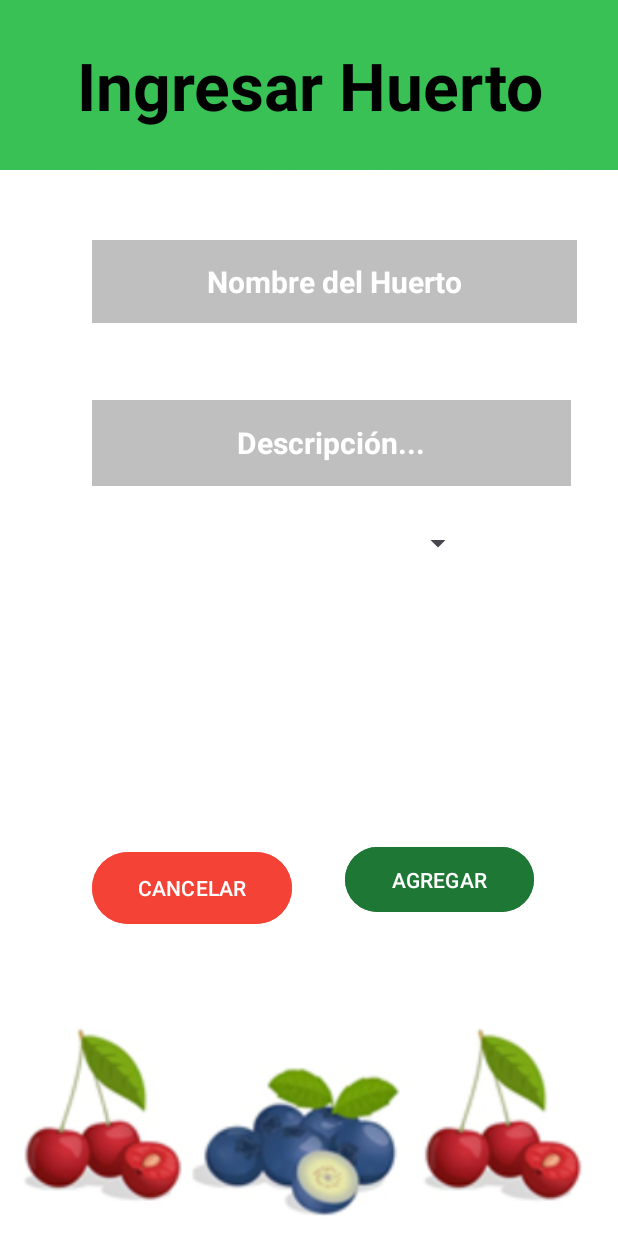
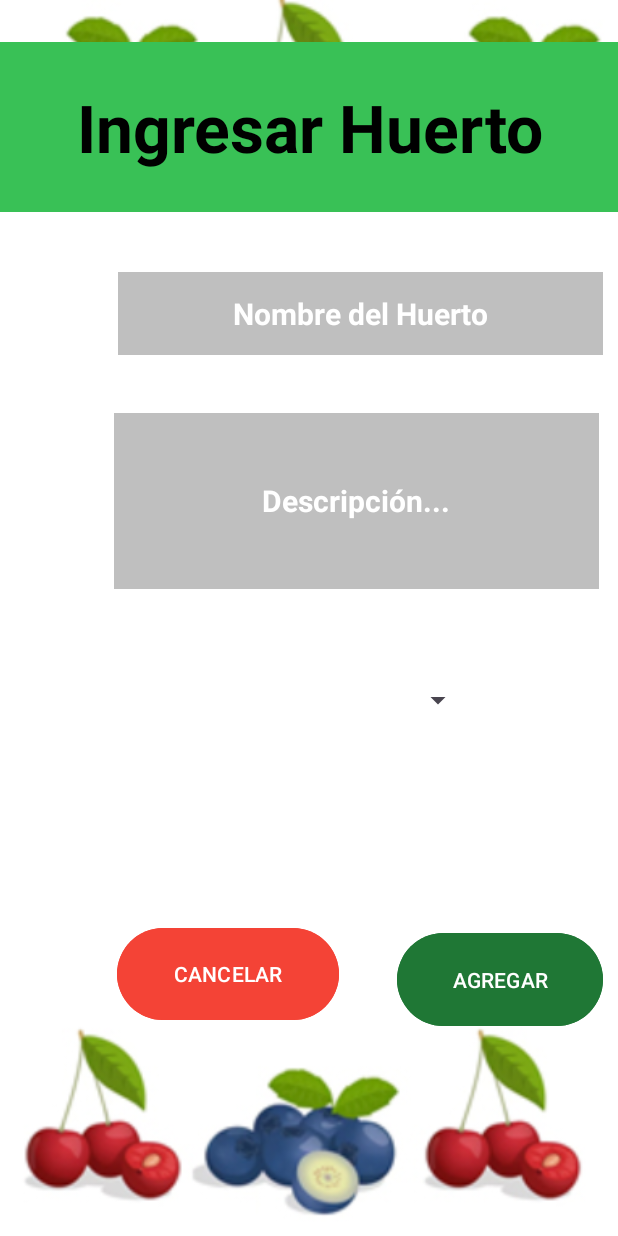
Before and after one commit to yongsavagge/OkFruitAppDevelop, an Android app: the agregarHuertoActivity screen opened directly, with no data from a screen before it, on a phone screen of 412 x 824 dp. Run offline under Robolectric (Android 15) with nearby library versions, the light colour scheme and no system bars.

Commit message:
correcion de errores vistas

```diff
--- a/app/src/main/res/layout/actiivity_agregar_huerto.xml
+++ b/app/src/main/res/layout/actiivity_agregar_huerto.xml
@@ -3,78 +3,42 @@
     xmlns:app="http://schemas.android.com/apk/res-auto"
     xmlns:tools="http://schemas.android.com/tools"
     android:layout_width="match_parent"
+    tools:context=".ui.login.LoginActivity"
     android:layout_height="match_parent">
 
 
     <ImageView
-        android:id="@+id/imageView3"
+        android:id="@+id/imageView3AgregarHuerto"
         android:layout_width="match_parent"
         android:layout_height="match_parent"
         android:contentDescription="TODO"
         android:scaleType="centerCrop"
         app:layout_constraintEnd_toEndOf="parent"
-        app:layout_constraintHorizontal_bias="0.0"
+        app:layout_constraintHorizontal_bias="1.0"
         app:layout_constraintStart_toStartOf="parent"
-
         app:srcCompat="@drawable/registro"
-        tools:layout_editor_absoluteY="-33dp" />
-
-    <Button
-        android:id="@+id/btn_CancelarHuerto"
-        android:layout_width="133dp"
-        android:layout_height="56dp"
-        android:layout_marginBottom="204dp"
-        android:backgroundTint="#F44336"
-        android:elevation="58dp"
-
-        android:text="CANCELAR"
-        android:textColor="@color/white"
-        app:layout_constraintBottom_toBottomOf="parent"
-        app:layout_constraintEnd_toEndOf="parent"
-        app:layout_constraintHorizontal_bias="0.219"
-        app:layout_constraintStart_toStartOf="parent"
-        app:layout_marginBottom="16dp"
-        tools:ignore="MissingConstraints" />
-
-    <Button
-        android:id="@+id/btnAgregarHuerto"
-        android:layout_width="126dp"
-        android:layout_height="51dp"
-        android:layout_marginBottom="212dp"
-        android:backgroundTint="#1F7735"
-        android:elevation="58dp"
-
-        android:text="AGREGAR"
-        android:textColor="@color/white"
-        app:layout_constraintBottom_toBottomOf="parent"
-        app:layout_constraintEnd_toEndOf="parent"
-        app:layout_constraintHorizontal_bias="0.805"
-        app:layout_constraintStart_toStartOf="parent"
-        app:layout_marginBottom="16dp"
-        tools:ignore="MissingConstraints" />
+        tools:layout_editor_absoluteY="0dp" />
 
     <TextView
-        android:id="@+id/textView6"
-        tools:ignore="HardcodedText,MissingConstraints"
+        android:id="@+id/textViewAgregarHuerto"
         android:layout_width="413dp"
         android:layout_height="113dp"
         android:layout_gravity="center_horizontal|center_vertical"
-        android:layout_marginTop="32dp"
+        android:layout_marginBottom="40dp"
         android:background="#39C156"
         android:gravity="center|center_vertical"
         android:text="Ingresar Huerto"
         android:textColor="#000000"
-
         android:textSize="44sp"
         android:textStyle="bold"
+        app:layout_constraintBottom_toTopOf="@+id/nameHuerto"
         app:layout_constraintEnd_toEndOf="parent"
-
         app:layout_constraintHorizontal_bias="0.0"
         app:layout_constraintStart_toStartOf="parent"
-         />
+        tools:ignore="HardcodedText,MissingConstraints" />
 
     <EditText
-        android:id="@+id/nameCampo"
+        android:id="@+id/nameHuerto"
         android:layout_width="323dp"
         android:layout_height="55dp"
         android:background="#A99F9F9F"
@@ -87,18 +51,20 @@
         android:textColorHint="#FFFFFF"
         android:textSize="20sp"
         android:textStyle="bold"
-        app:layout_constraintBottom_toBottomOf="parent"
-        app:layout_constraintEnd_toEndOf="parent"
-        app:layout_constraintHorizontal_bias="0.693"
+        app:layout_constraintBottom_toTopOf="@+id/descripcionCampo"
+        app:layout_constraintEnd_toEndOf="@+id/textViewAgregarHuerto"
+        app:layout_constraintHorizontal_bias="0.666"
         app:layout_constraintStart_toStartOf="parent"
         app:layout_constraintTop_toTopOf="parent"
-        app:layout_constraintVertical_bias="0.208" />
-
+        app:layout_constraintVertical_bias="0.824"
+        android:layout_marginStart="56dp" />
 
     <EditText
         android:id="@+id/descripcionCampo"
-        android:layout_width="319dp"
-        android:layout_height="57dp"
+        android:layout_width="323dp"
+        android:layout_height="117dp"
+
+        android:layout_marginStart="76dp"
         android:background="#A99F9F9F"
         android:gravity="center"
         android:hint="Descripción..."
@@ -112,22 +78,51 @@
         android:textSize="20sp"
         android:textStyle="bold"
         app:layout_constraintBottom_toBottomOf="parent"
-        app:layout_constraintEnd_toEndOf="parent"
-        app:layout_constraintHorizontal_bias="0.663"
         app:layout_constraintStart_toStartOf="parent"
         app:layout_constraintTop_toTopOf="parent"
-        app:layout_constraintVertical_bias="0.348"
-        app:layout_marginEnd="16dp"
-        app:layout_marginStart="16dp" />
+        app:layout_constraintVertical_bias="0.39"
+        android:layout_marginEnd="16dp" />
 
     <Spinner
-        android:id="@+id/spinner"
+        android:id="@+id/spinnerCampoHuerto"
         android:layout_width="316dp"
         android:layout_height="52dp"
-        android:layout_marginTop="12dp"
+        android:layout_marginTop="48dp"
         android:padding="8dp"
+        app:layout_constraintBottom_toTopOf="@+id/btn_CancelarHuerto"
         app:layout_constraintTop_toBottomOf="@+id/descripcionCampo"
+        app:layout_constraintVertical_bias="0.0"
         tools:ignore="MissingConstraints"
-        tools:layout_editor_absoluteX="68dp" />
+        tools:layout_editor_absoluteX="85dp" />
+
+    <Button
+        android:id="@+id/btn_CancelarHuerto"
+        android:layout_width="148dp"
+        android:layout_height="69dp"
+
+        android:layout_marginBottom="140dp"
+        android:backgroundTint="#F44336"
+        android:elevation="58dp"
+        android:text="CANCELAR"
+        android:textColor="@color/white"
+        app:layout_constraintBottom_toBottomOf="@+id/imageView3AgregarHuerto"
+        app:layout_constraintEnd_toEndOf="parent"
+        app:layout_constraintHorizontal_bias="0.296"
+        app:layout_constraintStart_toStartOf="parent" />
+
+    <Button
+        android:id="@+id/btnAgregarHuerto"
+        android:layout_width="137dp"
+        android:layout_height="70dp"
+
+        android:backgroundTint="#1F7735"
+        android:elevation="58dp"
+        android:text="AGREGAR"
+        android:textColor="@color/white"
+        app:layout_constraintBottom_toBottomOf="@+id/imageView3AgregarHuerto"
+        app:layout_constraintEnd_toEndOf="parent"
+        app:layout_constraintHorizontal_bias="0.963"
+        app:layout_constraintStart_toStartOf="parent"
+        android:layout_marginBottom="136dp" />
 
 </androidx.constraintlayout.widget.ConstraintLayout>
```
Also changed, not shown: app/src/main/res/layout/activity_actualizar_campo.xml (+51 -51 lines), app/src/main/res/layout/activity_actualizar_datos.xml (+5 -4 lines), app/src/main/res/layout/activity_actualizar_huerto.xml (+45 -48 lines), app/src/main/res/layout/activity_agregar_campo.xml (+41 -45 lines), app/src/main/res/layout/activity_campo.xml (+21 -26 lines), app/src/main/res/layout/activity_huerto.xml (+35 -36 lines), app/src/main/java/com/example/okfruitapp/models/ImageModel.java (renamed from app/src/main/java/com/example/okfruitapp/homepage/ImageModel.java).
